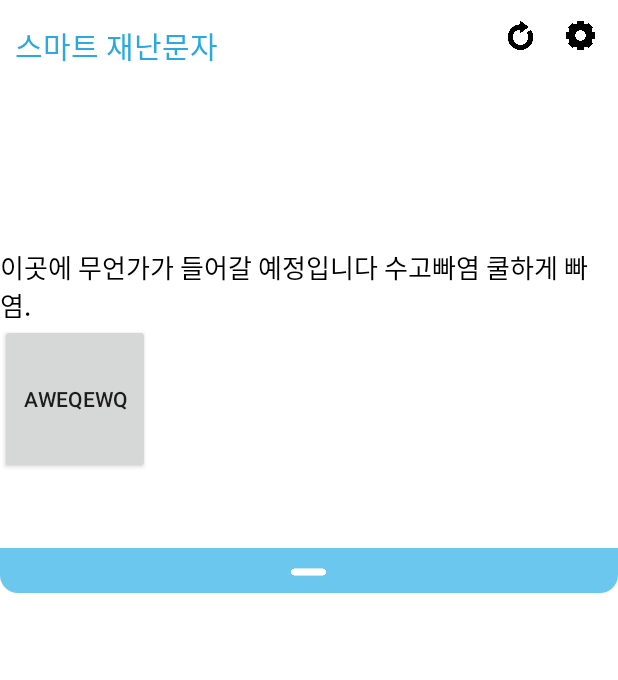
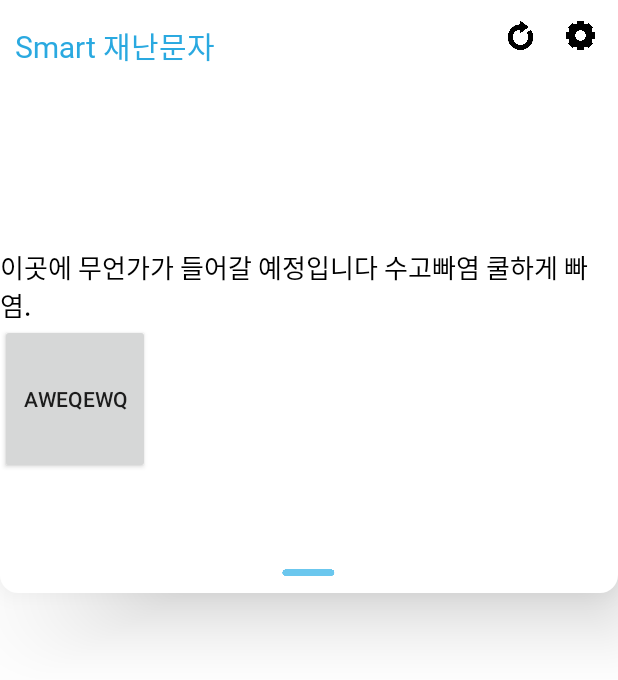
Before and after one commit to moeun2/Smart-Emergency-Info-Message, an Android app: the layout activity_main.xml on its own in the app's theme, with its tools: preview values and no code run, on a phone screen of 412 x 824 dp. Shown: the top 680 px of the screen. Run offline under Robolectric (Android 15) with nearby library versions, the phone set to English and light mode, and no system bars; plain views replace SlidingUpPanelLayout.

Commit message:
[update]main slidingview shadow update

```diff
--- a/2ndProj/app/src/main/AndroidManifest.xml
+++ b/2ndProj/app/src/main/AndroidManifest.xml
@@ -24,19 +24,31 @@
         <activity android:name=".start.Page4Activity" />
         <activity android:name=".start.Page3Activity" />
         <activity android:name=".start.Page2Activity" />
-        <activity android:name=".MainActivity" /> <!-- <activity android:name=".start.Page1Activity"> -->
+<!--        <activity android:name=".MainActivity" />
+
+ &lt;!&ndash; <activity android:name=".start.Page1Activity"> &ndash;&gt;-->
         <!-- <intent-filter> -->
         <!-- <action android:name="android.intent.action.MAIN" /> -->
         <!-- <category android:name="android.intent.category.LAUNCHER" /> -->
         <!-- </intent-filter> -->
         <!-- </activity> -->
-        <activity android:name=".start.Page1Activity">
+
+<!--        <activity android:name=".start.Page1Activity">-->
+<!--            <intent-filter>-->
+<!--                <action android:name="android.intent.action.MAIN" />-->
+
+<!--                <category android:name="android.intent.category.LAUNCHER" />-->
+<!--            </intent-filter>-->
+<!--        </activity>-->
+        <activity android:name=".MainActivity">
             <intent-filter>
                 <action android:name="android.intent.action.MAIN" />
 
                 <category android:name="android.intent.category.LAUNCHER" />
             </intent-filter>
         </activity>
+
+
     </application>
 
 </manifest>
--- a/2ndProj/app/src/main/res/drawable/background_main_button.xml
+++ b/2ndProj/app/src/main/res/drawable/background_main_button.xml
@@ -1,20 +1,9 @@
 <?xml version="1.0" encoding="utf-8"?>
 <shape xmlns:android="http://schemas.android.com/apk/res/android"
     android:shape="rectangle">
-    <solid android:color="@color/twitterLowBlue" />
+    <solid android:color="@color/white" />
     <corners
         android:bottomLeftRadius="12dp"
         android:bottomRightRadius="12dp" />
-    <item>
-        <shape>
-            <padding
-                android:bottom="50dp"
-                android:left="0dp"
-                android:right="1dp"
-                android:top="0dp" />
-            <corners android:radius="5dp" />
-            <solid android:color="#000000" />
-        </shape>
-    </item>
 
 </shape>
--- a/2ndProj/app/src/main/res/layout/activity_main.xml
+++ b/2ndProj/app/src/main/res/layout/activity_main.xml
@@ -20,7 +20,7 @@
             android:layout_marginLeft="10dp"
             android:layout_marginTop="10dp"
             android:fontFamily="@font/nanumsquareeb"
-            android:text="스마트 재난문자"
+            android:text="Smart 재난문자"
             android:textColor="#2aa9e0"
             android:textSize="20dp" />
 
@@ -61,7 +61,6 @@
         android:background="@color/white"
         android:orientation="horizontal"
         android:overScrollMode="never"
-
         android:scrollbars="none"
         app:layoutManager="androidx.recyclerview.widget.LinearLayoutManager" />
 
@@ -71,8 +70,9 @@
         android:layout_weight="1"
         android:gravity="top"
         app:umanoOverlay="true"
-        app:umanoPanelHeight="35dp"
-        app:umanoShadowHeight="0dp">
+        app:umanoPanelHeight="30dp"
+        app:umanoShadowHeight="0dp"
+        >
 
         <androidx.recyclerview.widget.RecyclerView
             android:id="@+id/recyclerview_main_msg"
@@ -82,18 +82,17 @@
             android:orientation="vertical"
             android:overScrollMode="never"
 
-            app:reverseLayout="true"
+            android:paddingTop="30dp"
             app:layoutManager="androidx.recyclerview.widget.LinearLayoutManager"
-            android:paddingTop="35dp"
-            />
+            app:reverseLayout="true" />
 
         <LinearLayout
             android:id="@+id/linear_layout_in_activity_main"
             android:layout_width="match_parent"
             android:layout_height="230dp"
             android:background="@drawable/background_main_button"
+            android:elevation="30dp"
             android:orientation="vertical">
-
 
             <!--            리니어의 크기 고려! 보여줄만큼(30) 냄겨둔다-->
             <LinearLayout
@@ -116,21 +115,21 @@
                 <Button
                     android:layout_width="100dp"
                     android:layout_height="100dp"
-                    android:text="aweqewq"/>
+                    android:text="aweqewq" />
 
 
             </LinearLayout>
 
             <ImageView
-                android:layout_width="30dp"
-                android:layout_height="5dp"
+                android:layout_width="70dp"
+                android:layout_height="6dp"
                 android:layout_gravity="center"
                 android:layout_marginTop="13dp"
 
                 android:adjustViewBounds="true"
                 android:background="@color/colorTransparent"
                 android:scaleType="fitCenter"
-                android:src="@drawable/bar" />
+                android:src="@drawable/bar_blue" />
 
         </LinearLayout>
 
```
Also changed, not shown: 2ndProj/app/src/main/res/drawable-v24/bar.png (added), 2ndProj/app/src/main/res/drawable-v24/bar_blue.png (added), 2ndProj/app/src/main/res/drawable/bar.png (deleted).
